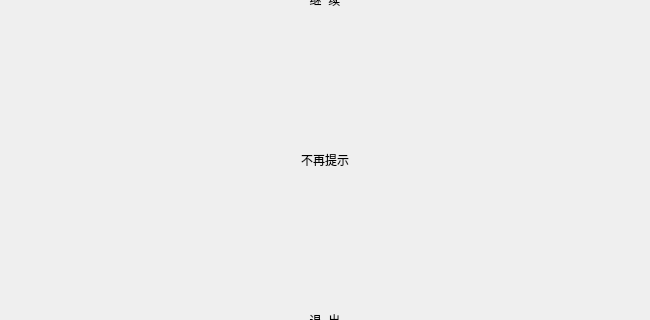
Qt form src/XMusic/ui/networkWarnDlg.ui (1028417/XMusic) before a commit; both pictures show x 0 to 650 and y 250 to 570 of the 650 by 700 pixel window.
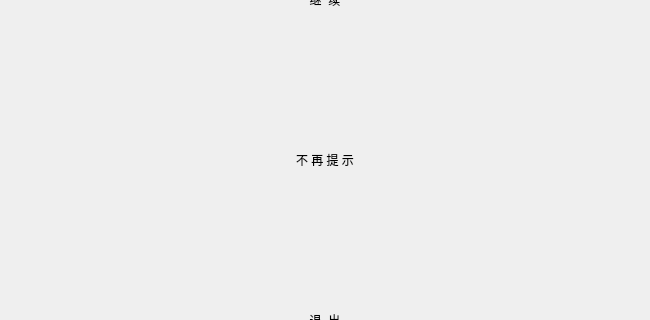
The same form after that commit. Custom widgets are drawn as their Qt base class.

The edit to the form file:
```diff
--- a/src/XMusic/ui/networkWarnDlg.ui
+++ b/src/XMusic/ui/networkWarnDlg.ui
@@ -55,7 +55,7 @@
     </rect>
    </property>
    <property name="text">
-    <string>不再提示</string>
+    <string>不 再 提 示</string>
    </property>
    <property name="alignment">
     <set>Qt::AlignCenter</set>
```
